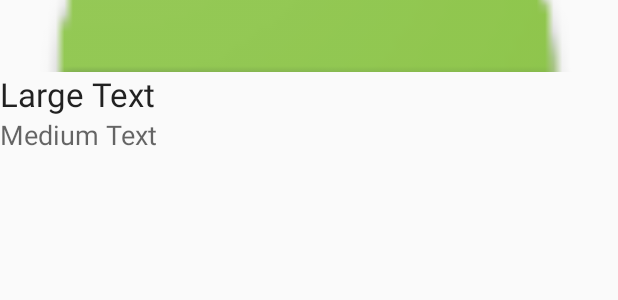
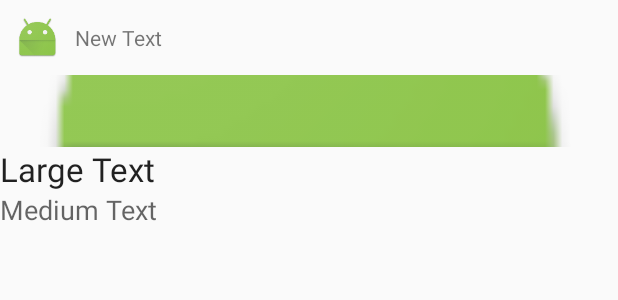
Before and after one commit to lsilbers/codepathInstagram, an Android app: the layout item_post.xml on its own in the app's theme, with its tools: preview values and no code run, on a phone screen of 412 x 824 dp. Shown: the top 300 px of the screen. Run offline under Robolectric (Android 15) with nearby library versions, the phone set to English and light mode, and no system bars.

Commit message:
Added rounded user icons

```diff
--- a/app/src/main/AndroidManifest.xml
+++ b/app/src/main/AndroidManifest.xml
@@ -10,7 +10,7 @@
         android:label="@string/app_name"
         android:theme="@style/AppTheme" >
         <activity
-            android:name=".PhotosActivity"
+            android:name=".InstagramClientActivity"
             android:label="@string/app_name" >
             <intent-filter>
                 <action android:name="android.intent.action.MAIN" />
--- a/app/src/main/res/layout/item_photo.xml
+++ b/app/src/main/res/layout/item_post.xml
@@ -1,6 +1,33 @@
 <?xml version="1.0" encoding="utf-8"?>
 <RelativeLayout xmlns:android="http://schemas.android.com/apk/res/android"
     android:layout_width="match_parent" android:layout_height="match_parent">
+
+
+    <ImageView
+        android:layout_width="30dp"
+        android:layout_height="30dp"
+        android:id="@+id/ivUser"
+        android:scaleType="centerCrop"
+        android:src="@mipmap/ic_launcher"
+        android:layout_alignParentTop="true"
+        android:layout_alignParentLeft="true"
+        android:layout_alignParentStart="true"
+        android:layout_margin="10dp"/>
+
+    <TextView
+        android:layout_width="0dp"
+        android:layout_height="0dp"
+        android:text="New Text"
+        android:id="@+id/tvUsername"
+        android:layout_alignBottom="@+id/ivUser"
+        android:layout_alignParentTop="true"
+        android:layout_alignParentRight="true"
+        android:layout_alignParentEnd="true"
+        android:layout_toRightOf="@+id/ivUser"
+        android:layout_toEndOf="@+id/ivUser"
+        android:gravity="center_vertical"
+        android:layout_marginTop="10dp"
+        />
 
     <com.lsilberstein.codepathinstagramclient.Utils.SquareImageView
         android:layout_width="match_parent"
@@ -8,7 +35,7 @@
         android:id="@+id/ivPhoto"
         android:src="@mipmap/ic_launcher"
         android:scaleType="centerCrop"
-        android:layout_alignParentTop="true"
+        android:layout_below="@+id/ivUser"
         android:layout_alignParentLeft="true"
         android:layout_alignParentStart="true"
         android:layout_alignParentRight="true"
@@ -33,4 +60,6 @@
         android:layout_below="@+id/tvCaption"
         android:layout_alignParentLeft="true"
         android:layout_alignParentStart="true" />
+
+
 </RelativeLayout>
```
Also changed, not shown: app/src/main/java/com/lsilberstein/codepathinstagramclient/InstagramClientActivity.java (renamed from app/src/main/java/com/lsilberstein/codepathinstagramclient/PhotosActivity.java, +8 -7 lines), app/src/main/java/com/lsilberstein/codepathinstagramclient/InstagramClientUtils.java (+16 -10 lines), app/src/main/java/com/lsilberstein/codepathinstagramclient/Model/InstagramUser.java (added, +15 -0 lines), app/src/main/java/com/lsilberstein/codepathinstagramclient/Model/Likes.java (added, +19 -0 lines), app/src/main/java/com/lsilberstein/codepathinstagramclient/Model/Post.java (added, +19 -0 lines), app/src/main/java/com/lsilberstein/codepathinstagramclient/Photo.java (deleted, +0 -11 lines), app/src/main/java/com/lsilberstein/codepathinstagramclient/PhotoAdapter.java (deleted, +0 -41 lines), app/src/main/java/com/lsilberstein/codepathinstagramclient/PostAdapter.java (added, +50 -0 lines), app/src/main/java/com/lsilberstein/codepathinstagramclient/Utils/CircleTransformation.java (added, +43 -0 lines).
